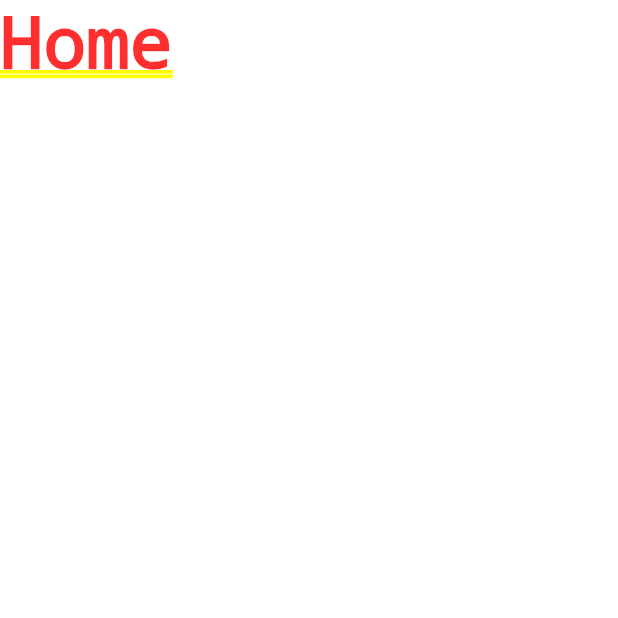
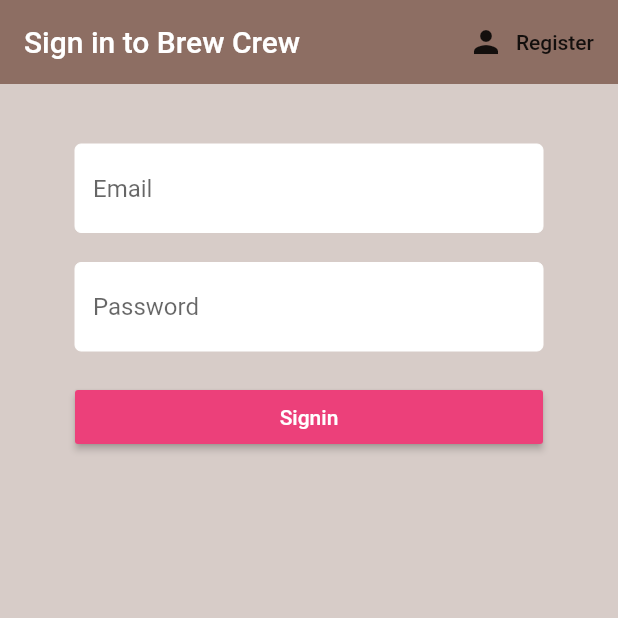
Before and after one commit to sudeepthapa/coffee-maker, a Flutter app: the screen it shows after launch, on a phone screen of 412 x 824 dp, the top half of it. Run offline on Flutter 3.47's test engine with Material 2 defaults, Android fonts, the phone set to English and light mode, and no system bars; our stand-ins replace firebase_auth, flutter_spinkit; accounts and stored records are empty.

Commit message:
login and register with firebase completed

```diff
--- a/lib/main.dart
+++ b/lib/main.dart
@@ -1,5 +1,8 @@
+import 'package:brew_coffee/models/user.dart';
 import 'package:brew_coffee/screens/wrapper.dart';
+import 'package:brew_coffee/services/auth.dart';
 import 'package:flutter/material.dart';
+import 'package:provider/provider.dart';
 
 void main() => runApp(MyApp());
 
@@ -7,8 +10,11 @@ class MyApp extends StatelessWidget {
   // This widget is the root of your application.
   @override
   Widget build(BuildContext context) {
-    return MaterialApp(
-      home: Wrapper(),
+    return StreamProvider<User>.value(
+      value: AuthService().user,
+      child: MaterialApp(
+        home: Wrapper(),
+      ),
     );
   }
 }
--- /dev/null
+++ b/lib/models/user.dart
@@ -0,0 +1,4 @@
+class User {
+  final String uid;
+  User({this.uid});
+}
--- a/lib/screens/authentication/authenticate.dart
+++ b/lib/screens/authentication/authenticate.dart
@@ -1,3 +1,5 @@
+import 'package:brew_coffee/screens/authentication/register.dart';
+import 'package:brew_coffee/screens/authentication/sign_in.dart';
 import 'package:flutter/material.dart';
 
 class Authenticate extends StatefulWidget {
@@ -7,10 +9,20 @@ class Authenticate extends StatefulWidget {
 }
 
 class _AuthenticateState extends State<Authenticate> {
+  bool showSignIn = true;
+
+  void toggleView() {
+    setState(() {
+      showSignIn = !showSignIn;
+    });
+  }
+
   @override
   Widget build(BuildContext context) {
-    return Container(
-      child: Text('Authenticate'),
-    );
+    if (showSignIn) {
+      return SignIn(toggle: toggleView);
+    } else {
+      return Register(toggle: toggleView);
+    }
   }
 }
--- /dev/null
+++ b/lib/screens/authentication/sign_in.dart
@@ -0,0 +1,113 @@
+import 'package:brew_coffee/shared/constants.dart';
+import 'package:brew_coffee/shared/loading.dart';
+import 'package:flutter/material.dart';
+import 'package:brew_coffee/services/auth.dart';
+
+class SignIn extends StatefulWidget {
+  final Function toggle;
+  SignIn({Key key, this.toggle}) : super(key: key);
+
+  _SignInState createState() => _SignInState();
+}
+
+class _SignInState extends State<SignIn> {
+  final AuthService _auth = AuthService();
+  final _formKey = GlobalKey<FormState>();
+  bool loading = false;
+
+  String email = "";
+  String password = "";
+  String error = '';
+
+  @override
+  Widget build(BuildContext context) {
+    return loading
+        ? Loading()
+        : Scaffold(
+            backgroundColor: Colors.brown[100],
+            appBar: AppBar(
+              backgroundColor: Colors.brown[400],
+              elevation: 0.0,
+              title: Text("Sign in to Brew Crew"),
+              actions: <Widget>[
+                FlatButton.icon(
+                  icon: Icon(Icons.person),
+                  label: Text('Register'),
+                  onPressed: () {
+                    widget.toggle();
+                  },
+                )
+              ],
+            ),
+            body: Container(
+                padding: EdgeInsets.symmetric(vertical: 20.0, horizontal: 50.0),
+                child: Form(
+                  key: _formKey,
+                  child: ListView(
+                    children: <Widget>[
+                      SizedBox(
+                        height: 20,
+                      ),
+                      TextFormField(
+                        decoration:
+                            textInputDecoration.copyWith(hintText: 'Email'),
+                        onChanged: (value) {
+                          setState(() {
+                            email = value;
+                          });
+                        },
+                        validator: (val) =>
+                            val.isEmpty ? "Enter an Email" : null,
+                      ),
+                      SizedBox(
+                        height: 20,
+                      ),
+                      TextFormField(
+                        decoration:
+                            textInputDecoration.copyWith(hintText: 'Password'),
+                        onChanged: (value) {
+                          setState(() {
+                            password = value;
+                          });
+                        },
+                        obscureText: true,
+                        validator: (val) =>
+                            val.isEmpty ? "Enter Password" : null,
+                      ),
+                      SizedBox(
+                        height: 20,
+                      ),
+                      RaisedButton(
+                        color: Colors.pink[400],
+                        child: Text(
+                          "Signin",
+                          style: TextStyle(color: Colors.white),
+                        ),
+                        onPressed: () async {
+                          if (_formKey.currentState.validate()) {
+                            setState(() {
+                              loading = true;
+                            });
+                            dynamic result = await _auth
+                                .signInWithEmailAndPassword(email, password);
+                            if (result == null) {
+                              setState(() {
+                                error = "Please provide a valid credentials.";
+                                loading = false;
+                              });
+                            }
+                            print(email);
+                          }
+                        },
+                      ),
+                      SizedBox(
+                        height: 12.0,
+                      ),
+                      Text(error,
+                          style: TextStyle(color: Colors.red, fontSize: 14))
+                    ],
+                  ),
+                )),
+          );
+  }
+}
--- a/lib/screens/wrapper.dart
+++ b/lib/screens/wrapper.dart
@@ -1,13 +1,21 @@
+import 'package:brew_coffee/models/user.dart';
 import 'package:brew_coffee/screens/authentication/authenticate.dart';
 import 'package:brew_coffee/screens/home/home.dart';
 import 'package:flutter/material.dart';
+import 'package:provider/provider.dart';
 
 class Wrapper extends StatelessWidget {
   const Wrapper({Key key}) : super(key: key);
 
   @override
   Widget build(BuildContext context) {
+    final user = Provider.of<User>(context);
+    print(user);
     // Return either home or authenticate widget
-    return Home();
+    if (user == null) {
+      return Authenticate();
+    } else {
+      return Home();
+    }
   }
 }
```
Also changed, not shown: lib/screens/authentication/register.dart (added, +115 -0 lines), lib/screens/home/home.dart (+19 -3 lines), lib/services/auth.dart (+60 -0 lines).
